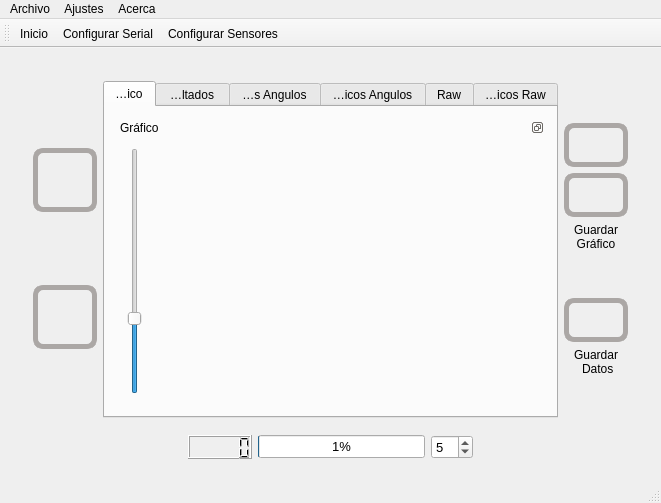
Before: the Qt Designer form mainwindow.ui in hectorda/Bio-Feedback, drawn with Qt 5.
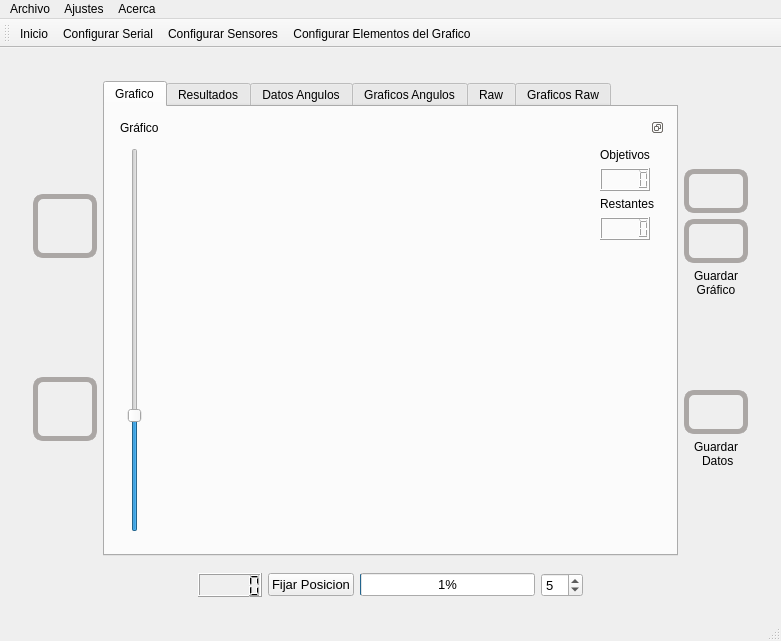
After: the same form once the commit is applied. The open tabs and pages were chosen to show the change. Icons and pictures are not drawn. Custom widgets are drawn as their Qt base class.

The edit to the form file:
```diff
--- a/mainwindow.ui
+++ b/mainwindow.ui
@@ -6,8 +6,8 @@
    <rect>
     <x>0</x>
     <y>0</y>
-    <width>661</width>
-    <height>503</height>
+    <width>781</width>
+    <height>641</height>
    </rect>
   </property>
   <property name="windowTitle">
@@ -569,6 +569,57 @@
                      <layout class="QVBoxLayout" name="verticalLayout_4"/>
                     </widget>
                    </item>
+                   <item>
+                    <layout class="QVBoxLayout" name="verticalLayout_7">
+                     <item>
+                      <widget class="QLabel" name="label_7">
+                       <property name="text">
+                        <string>Objetivos</string>
+                       </property>
+                      </widget>
+                     </item>
+                     <item>
+                      <widget class="QLCDNumber" name="lcdNumberCantidadObjetivos">
+                       <property name="maximumSize">
+                        <size>
+                         <width>50</width>
+                         <height>16777215</height>
+                        </size>
+                       </property>
+                      </widget>
+                     </item>
+                     <item>
+                      <widget class="QLabel" name="label_6">
+                       <property name="text">
+                        <string>Restantes</string>
+                       </property>
+                      </widget>
+                     </item>
+                     <item>
+                      <widget class="QLCDNumber" name="lcdNumberObjetivosRestantes">
+                       <property name="maximumSize">
+                        <size>
+                         <width>50</width>
+                         <height>16777215</height>
+                        </size>
+                       </property>
+                      </widget>
+                     </item>
+                     <item>
+                      <spacer name="verticalSpacer_7">
+                       <property name="orientation">
+                        <enum>Qt::Vertical</enum>
+                       </property>
+                       <property name="sizeHint" stdset="0">
+                        <size>
+                         <width>20</width>
+                         <height>40</height>
+                        </size>
+                       </property>
+                      </spacer>
+                     </item>
+                    </layout>
+                   </item>
                   </layout>
                  </widget>
                 </widget>
@@ -729,7 +780,7 @@
            </item>
            <item row="0" column="2">
             <layout class="QGridLayout" name="gridLayoutBotonesDerechos">
-             <item row="6" column="0">
+             <item row="9" column="0">
               <widget class="QPushButton" name="pushButtonGuardarMuestras">
                <property name="maximumSize">
                 <size>
@@ -755,7 +806,7 @@
                </property>
               </widget>
              </item>
-             <item row="1" column="0">
+             <item row="4" column="0">
               <widget class="QPushButton" name="pushButtonDetenerPrueba">
                <property name="maximumSize">
                 <size>
@@ -782,7 +833,7 @@
                </property>
               </widget>
              </item>
-             <item row="2" column="0">
+             <item row="5" column="0">
               <widget class="QPushButton" name="pushButtonGuardarImagen">
                <property name="sizePolicy">
                 <sizepolicy hsizetype="Fixed" vsizetype="Fixed">
@@ -817,7 +868,7 @@
                </property>
               </widget>
              </item>
-             <item row="9" column="0">
+             <item row="12" column="0">
               <spacer name="verticalSpacer_6">
                <property name="orientation">
                 <enum>Qt::Vertical</enum>
@@ -830,20 +881,7 @@
                </property>
               </spacer>
              </item>
-             <item row="0" column="0">
-              <spacer name="verticalSpacer_5">
-               <property name="orientation">
-                <enum>Qt::Vertical</enum>
-               </property>
-               <property name="sizeHint" stdset="0">
-                <size>
-                 <width>20</width>
-                 <height>40</height>
-                </size>
-               </property>
-              </spacer>
-             </item>
-             <item row="4" column="0">
+             <item row="7" column="0">
               <spacer name="verticalSpacerEntreBotones">
                <property name="orientation">
                 <enum>Qt::Vertical</enum>
@@ -856,7 +894,7 @@
                </property>
               </spacer>
              </item>
-             <item row="8" column="0">
+             <item row="11" column="0">
               <widget class="QLabel" name="labelGuardarMuestras">
                <property name="text">
                 <string>Guardar
@@ -867,7 +905,7 @@
                </property>
               </widget>
              </item>
-             <item row="3" column="0">
+             <item row="6" column="0">
               <widget class="QLabel" name="labelGuardarImagen">
                <property name="text">
                 <string>Guardar
@@ -878,6 +916,19 @@
                </property>
               </widget>
              </item>
+             <item row="3" column="0">
+              <spacer name="verticalSpacer_5">
+               <property name="orientation">
+                <enum>Qt::Vertical</enum>
+               </property>
+               <property name="sizeHint" stdset="0">
+                <size>
+                 <width>20</width>
+                 <height>40</height>
+                </size>
+               </property>
+              </spacer>
+             </item>
             </layout>
            </item>
            <item row="0" column="0">
@@ -961,6 +1012,13 @@
             </property>
            </widget>
           </item>
+          <item>
+           <widget class="QPushButton" name="pushButtonFijarPosicionInicial">
+            <property name="text">
+             <string>Fijar Posicion</string>
+            </property>
+           </widget>
+          </item>
           <item>
            <widget class="QProgressBar" name="progressBarPrueba">
             <property name="toolTip">
@@ -1007,7 +1065,7 @@
     <rect>
      <x>0</x>
      <y>0</y>
-     <width>661</width>
+     <width>781</width>
      <height>21</height>
     </rect>
    </property>
@@ -1052,6 +1110,7 @@
    <addaction name="actionInicio"/>
    <addaction name="actionConfigurar_Serial"/>
    <addaction name="actionConfigurar_Sensores"/>
+   <addaction name="actionConfigurar_Grafico"/>
   </widget>
   <widget class="QStatusBar" name="statusBar"/>
   <action name="actionConfigurar_Serial">
@@ -1102,6 +1161,15 @@
     <string>Ir a Pagina Principal</string>
    </property>
   </action>
+  <action name="actionConfigurar_Grafico">
+   <property name="icon">
+    <iconset resource="images.qrc">
+     <normaloff>:/images/application-exit.png</normaloff>:/images/application-exit.png</iconset>
+   </property>
+   <property name="text">
+    <string>Configurar Elementos del Grafico</string>
+   </property>
+  </action>
  </widget>
  <layoutdefault spacing="6" margin="11"/>
  <customwidgets>
```
Left out of the diff: 15 changed lines with no effect on the pictures.
